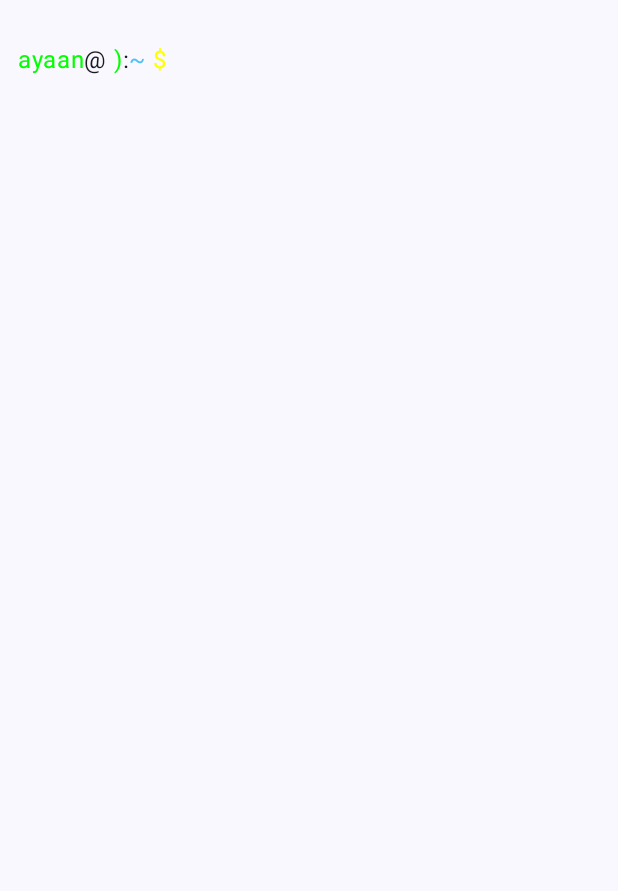
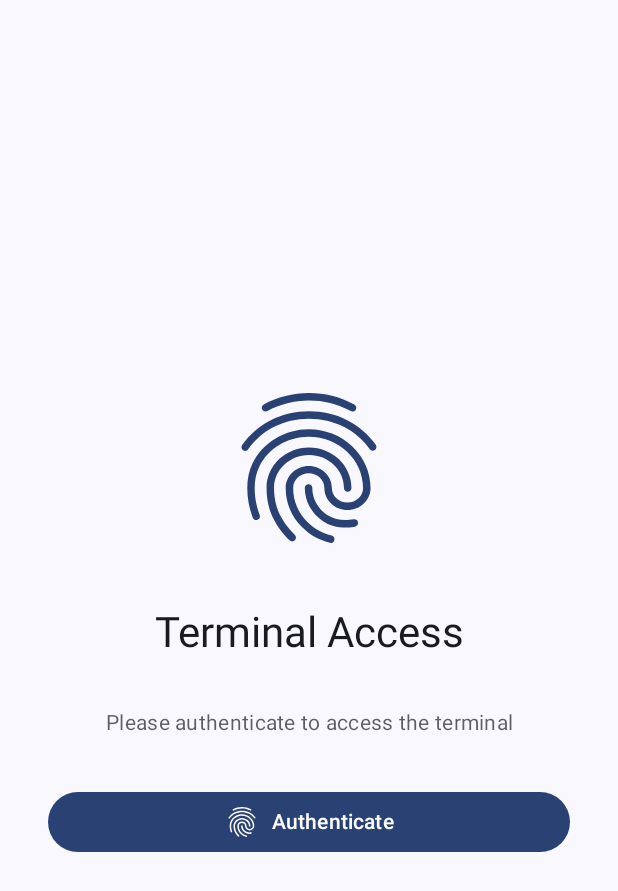
Before and after one commit to ayaxan7/betTermux, an Android app built with Jetpack Compose: the screen it shows after launch (MainActivity), on a phone screen of 412 x 824 dp. Before the commit the part shown is almost empty. Shown: the top 891 px of the screen. Run offline under Robolectric (Android 15) with nearby library versions, the phone set to English and light mode, and no system bars; our stand-ins replace Dagger/Hilt's generated code.

Commit message:
Refactor terminal screen and add fingerprint authentication
This commit introduces the following changes:

- **Terminal Screen Refactoring:**
    - Moved `TerminalScreen.kt`, `TerminalViewModel.kt`, and related component files (`DirectoryEntryLine.kt`, `DisplayImageFromBase64.kt`, `OutputLine.kt`, `PromptLine.kt`, `TerminalPromptLine.kt`) into a new `presentation.terminalscreen` package.
    - Moved `UiFileSystemNode.kt` into `presentation.terminalscreen.components.data`.
    - Updated `TerminalScreen.kt` to accept a `NavController` for navigation.
    - Changed `KeyEvent.KEYCODE_ENTER`, `KeyEvent.KEYCODE_DPAD_UP`, and `KeyEvent.KEYCODE_DPAD_DOWN` usage in `TerminalScreen.kt` to use the `KeyEvent` class from `android.view.KeyEvent`.

- **Fingerprint Authentication:**
    - Added `FingerprintScreen.kt` under `presentation.fingerPrintScreen` to handle biometric authentication.
    - Introduced `AuthenticationState.kt` to manage authentication states (IDLE, AUTHENTICATING, SUCCESS, FAILED, ERROR).
    - Integrated fingerprint authentication flow using `BiometricPrompt`.
    - Added UI elements for authentication status, error messages, and a "Try Again" button.
    - Added `USE_BIOMETRIC` permission to `AndroidManifest.xml`.
    - Added `androidx.biometric` dependency.

- **Navigation:**
    - Created `Route.kt` to define navigation routes (`TerminalScreen`, `FingerprintScreen`).
    - Implemented `AppNavigation.kt` to manage navigation between the `FingerprintScreen` and `TerminalScreen` using `NavHost`.
    - Updated `MainActivity.kt` to use `AppNavigation` and inherit from `FragmentActivity` (required for BiometricPrompt). `FingerprintScreen` is set as the start destination.

- **ViewModel:**
    - Updated package of `TerminalViewModel` to `presentation.terminalscreen`.

- **Build Configuration:**
    - Added `androidx.biometric` dependency to `build.gradle.kts` and `libs.versions.toml`.

```diff
--- a/app/build.gradle.kts
+++ b/app/build.gradle.kts
@@ -83,4 +83,6 @@ dependencies {
     kspAndroidTest(libs.google.hilt.compiler)
     testImplementation(libs.dagger.hilt.android.testing)
     kspTest(libs.google.hilt.compiler)
+
+    implementation(libs.androidx.biometric)
 }
--- a/app/src/main/AndroidManifest.xml
+++ b/app/src/main/AndroidManifest.xml
@@ -2,6 +2,7 @@
 <manifest xmlns:android="http://schemas.android.com/apk/res/android"
     xmlns:tools="http://schemas.android.com/tools">
 <uses-permission android:name="android.permission.INTERNET"/>
+    <uses-permission android:name="android.permission.USE_BIOMETRIC" />
     <application
         android:name=".MongoFSApplication"
         android:allowBackup="true"
--- a/app/src/main/java/com/ayaan/mongofsterminal/mainActivity/MainActivity.kt
+++ b/app/src/main/java/com/ayaan/mongofsterminal/mainActivity/MainActivity.kt
@@ -1,9 +1,10 @@
 package com.ayaan.mongofsterminal.mainActivity
 
+import android.os.Build
 import android.os.Bundle
-import androidx.activity.ComponentActivity
 import androidx.activity.compose.setContent
 import androidx.activity.enableEdgeToEdge
+import androidx.annotation.RequiresApi
 import androidx.compose.foundation.layout.fillMaxSize
 import androidx.compose.foundation.layout.padding
 import androidx.compose.material3.Scaffold
@@ -11,19 +12,21 @@ import androidx.compose.material3.Text
 import androidx.compose.runtime.Composable
 import androidx.compose.ui.Modifier
 import androidx.compose.ui.tooling.preview.Preview
-import com.ayaan.mongofsterminal.presentation.TerminalScreen
+import androidx.fragment.app.FragmentActivity
+import com.ayaan.mongofsterminal.navigation.AppNavigation
 import com.ayaan.mongofsterminal.ui.theme.MongoFSTerminalTheme
 import dagger.hilt.android.AndroidEntryPoint
 
 @AndroidEntryPoint
-class MainActivity : ComponentActivity() {
+class MainActivity : FragmentActivity() {
+    @RequiresApi(Build.VERSION_CODES.P)
     override fun onCreate(savedInstanceState: Bundle?) {
         super.onCreate(savedInstanceState)
         enableEdgeToEdge()
         setContent {
             MongoFSTerminalTheme {
                 Scaffold(modifier = Modifier.fillMaxSize()) { innerPadding ->
-                    TerminalScreen()
+                    AppNavigation(modifier = Modifier.padding(innerPadding))
                 }
             }
         }
--- /dev/null
+++ b/app/src/main/java/com/ayaan/mongofsterminal/navigation/AppNavigation.kt
@@ -0,0 +1,25 @@
+package com.ayaan.mongofsterminal.navigation
+
+import android.os.Build
+import androidx.annotation.RequiresApi
+import androidx.compose.runtime.Composable
+import androidx.compose.ui.Modifier
+import androidx.navigation.compose.NavHost
+import androidx.navigation.compose.composable
+import androidx.navigation.compose.rememberNavController
+import com.ayaan.mongofsterminal.presentation.fingerPrintScreen.FingerprintScreen
+import com.ayaan.mongofsterminal.presentation.terminalscreen.TerminalScreen
+
+@RequiresApi(Build.VERSION_CODES.P)
+@Composable
+fun AppNavigation(modifier: Modifier) {
+    val navController=rememberNavController()
+    NavHost(startDestination = Route.FingerPrintScreen.route,navController = navController){
+        composable(Route.FingerPrintScreen.route) {
+            FingerprintScreen(onAuthenticationSuccess = {navController.navigate(Route.TerminalScreen.route)}, modifier =modifier, navController = navController)
+        }
+        composable(Route.TerminalScreen.route) {
+            TerminalScreen(navController = navController)
+        }
+    }
+}
--- /dev/null
+++ b/app/src/main/java/com/ayaan/mongofsterminal/navigation/Route.kt
@@ -0,0 +1,6 @@
+package com.ayaan.mongofsterminal.navigation
+
+sealed class Route(val route: String) {
+    object TerminalScreen : Route("terminal_screen")
+    object FingerPrintScreen : Route("fingerprint_screen")
+}
--- /dev/null
+++ b/app/src/main/java/com/ayaan/mongofsterminal/presentation/fingerPrintScreen/AuthenticationState.kt
@@ -0,0 +1,6 @@
+package com.ayaan.mongofsterminal.presentation.fingerPrintScreen
+
+
+enum class AuthenticationState {
+    IDLE, AUTHENTICATING, SUCCESS, FAILED, ERROR
+}
--- /dev/null
+++ b/app/src/main/java/com/ayaan/mongofsterminal/presentation/fingerPrintScreen/FingerPrintScreen.kt
@@ -0,0 +1,225 @@
+package com.ayaan.mongofsterminal.presentation.fingerPrintScreen
+import android.content.Context
+import androidx.biometric.BiometricManager
+import android.os.Build
+import android.util.Log
+import android.widget.Toast
+import androidx.activity.ComponentActivity
+import androidx.annotation.RequiresApi
+import androidx.biometric.BiometricPrompt
+import androidx.compose.runtime.Composable
+import androidx.compose.runtime.getValue
+import androidx.compose.runtime.mutableStateOf
+import androidx.compose.runtime.remember
+import androidx.compose.runtime.setValue
+import androidx.compose.ui.Modifier
+import androidx.compose.ui.platform.LocalContext
+import androidx.core.content.ContextCompat
+import androidx.compose.foundation.layout.*
+import androidx.compose.material.icons.Icons
+import androidx.compose.material.icons.filled.CheckCircle
+import androidx.compose.material.icons.filled.Error
+import androidx.compose.material.icons.filled.Fingerprint
+import androidx.compose.material3.Button
+import androidx.compose.material3.CircularProgressIndicator
+import androidx.compose.material3.Icon
+import androidx.compose.material3.MaterialTheme
+import androidx.compose.material3.Text
+import androidx.compose.runtime.LaunchedEffect
+import androidx.compose.ui.Alignment
+import androidx.compose.ui.text.style.TextAlign
+import androidx.compose.ui.unit.dp
+import androidx.fragment.app.FragmentActivity
+import androidx.navigation.NavController
+
+
+@RequiresApi(Build.VERSION_CODES.P)
+@Composable
+fun FingerprintScreen(
+    onAuthenticationSuccess: () -> Unit,
+    modifier: Modifier = Modifier,
+    navController: NavController
+) {
+    val context = LocalContext.current
+
+    // Create a delegated property that logs whenever the state changes
+    var authenticationState by remember {
+        mutableStateOf(AuthenticationState.IDLE).also {
+            Log.d("FingerPrintScreen", "Initial authentication state: ${AuthenticationState.IDLE}")
+        }
+    }
+
+    // Custom delegate to track state changes
+    var previousState = AuthenticationState.IDLE
+    authenticationState = authenticationState.also {
+        if (it != previousState) {
+            Log.d("FingerPrintScreen", "Authentication state changed: $previousState -> $it")
+            previousState = it
+        }
+    }
+
+    var errorMessage by remember { mutableStateOf("") }
+
+    val biometricManager = BiometricManager.from(context)
+    val biometricPrompt = instanceOfBiometricPrompt(context, onAuthenticationSuccess)
+
+    val promptInfo = BiometricPrompt.PromptInfo.Builder()
+        .setTitle("Biometric Authentication")
+        .setSubtitle("Use your fingerprint to access the terminal")
+        .setNegativeButtonText("Cancel")
+        .build()
+
+    LaunchedEffect(Unit) {
+        when (biometricManager.canAuthenticate(BiometricManager.Authenticators.BIOMETRIC_WEAK)) {
+            BiometricManager.BIOMETRIC_SUCCESS -> {
+                // Biometric authentication is available
+                Toast.makeText(context, "Biometric authentication is available", Toast.LENGTH_SHORT).show()
+            }
+            BiometricManager.BIOMETRIC_ERROR_NO_HARDWARE -> {
+                authenticationState = AuthenticationState.ERROR
+                errorMessage = "No biometric hardware available"
+            }
+            BiometricManager.BIOMETRIC_ERROR_HW_UNAVAILABLE -> {
+                authenticationState = AuthenticationState.ERROR
+                errorMessage = "Biometric hardware is currently unavailable"
+            }
+            BiometricManager.BIOMETRIC_ERROR_NONE_ENROLLED -> {
+                authenticationState = AuthenticationState.ERROR
+                errorMessage = "No biometric credentials enrolled"
+            }
+        }
+    }
+
+    Column(
+        modifier = modifier
+            .fillMaxSize()
+            .padding(32.dp),
+        horizontalAlignment = Alignment.CenterHorizontally,
+        verticalArrangement = Arrangement.Center
+    ) {
+        Icon(
+            imageVector = Icons.Default.Fingerprint,
+            contentDescription = "Fingerprint",
+            modifier = Modifier.size(120.dp),
+            tint = MaterialTheme.colorScheme.primary
+        )
+
+        Spacer(modifier = Modifier.height(32.dp))
+
+        Text(
+            text = "Terminal Access",
+            style = MaterialTheme.typography.headlineMedium,
+            color = MaterialTheme.colorScheme.onBackground
+        )
+        Spacer(modifier = Modifier.height(16.dp))
+
+        Spacer(modifier = Modifier.height(16.dp))
+
+        Text(
+            text = "Please authenticate to access the terminal",
+            style = MaterialTheme.typography.bodyMedium,
+            color = MaterialTheme.colorScheme.onBackground.copy(alpha = 0.7f),
+            textAlign = TextAlign.Center
+        )
+
+        Spacer(modifier = Modifier.height(32.dp))
+
+        when (authenticationState) {
+            AuthenticationState.IDLE -> {
+                Button(
+                    onClick = {
+                        authenticationState = AuthenticationState.AUTHENTICATING
+                        biometricPrompt.authenticate(promptInfo)
+                    },
+                    modifier = Modifier.fillMaxWidth()
+                ) {
+                    Icon(
+                        imageVector = Icons.Default.Fingerprint,
+                        contentDescription = null,
+                        modifier = Modifier.size(24.dp)
+                    )
+                    Spacer(modifier = Modifier.width(8.dp))
+                    Text("Authenticate")
+                }
+            }
+
+            AuthenticationState.AUTHENTICATING -> {
+                CircularProgressIndicator(
+                    modifier = Modifier.size(48.dp)
+                )
+                Spacer(modifier = Modifier.height(16.dp))
+                Text(
+                    text = "Authenticating...",
+                    style = MaterialTheme.typography.bodyMedium,
+                    color = MaterialTheme.colorScheme.onBackground.copy(alpha = 0.7f)
+                )
+            }
+
+            AuthenticationState.SUCCESS -> {
+                Icon(
+                    imageVector = Icons.Default.CheckCircle,
+                    contentDescription = "Success",
+                    modifier = Modifier.size(48.dp),
+                    tint = MaterialTheme.colorScheme.primary
+                )
+                Spacer(modifier = Modifier.height(16.dp))
+                Text(
+                    text = "Authentication successful!",
+                    style = MaterialTheme.typography.bodyMedium,
+                    color = MaterialTheme.colorScheme.primary
+                )
+            }
+
+            AuthenticationState.ERROR, AuthenticationState.FAILED -> {
+                Icon(
+                    imageVector = Icons.Default.Error,
+                    contentDescription = "Error",
+                    modifier = Modifier.size(48.dp),
+                    tint = MaterialTheme.colorScheme.error
+                )
+                Spacer(modifier = Modifier.height(16.dp))
+                Text(
+                    text = errorMessage,
+                    style = MaterialTheme.typography.bodyMedium,
+                    color = MaterialTheme.colorScheme.error,
+                    textAlign = TextAlign.Center
+                )
+                Spacer(modifier = Modifier.height(16.dp))
+                Button(
+                    onClick = {
+                        authenticationState = AuthenticationState.IDLE
+                        errorMessage = ""
+                    },
+                    modifier = Modifier.fillMaxWidth()
+                ) {
+                    Text("Try Again")
+                }
+            }
+        }
+    }
+}
+private fun instanceOfBiometricPrompt(context: Context, onAuthenticationSuccess: () -> Unit): BiometricPrompt {
+    val executor = ContextCompat.getMainExecutor(context)
+    val activity: FragmentActivity = context as FragmentActivity
+    val callback = object : BiometricPrompt.AuthenticationCallback() {
+        override fun onAuthenticationError(errorCode: Int, errString: CharSequence) {
+            super.onAuthenticationError(errorCode, errString)
+            showMessage(context, "$errorCode :: $errString")
+        }
+        override fun onAuthenticationFailed() {
+            super.onAuthenticationFailed()
+            showMessage(context, "Authentication failed for an unknown reason")
+        }
+        override fun onAuthenticationSucceeded(result: BiometricPrompt.AuthenticationResult) {
+            super.onAuthenticationSucceeded(result)
+            showMessage(context, "Authentication was successful")
+            onAuthenticationSuccess()
+        }
+    }
+
+    return BiometricPrompt(activity, executor, callback)
+}
+private fun showMessage(context: Context, message: String) {
+    // You can implement this with Toast, Snackbar, or update your UI state
+    Toast.makeText(context, message, Toast.LENGTH_SHORT).show()
+}
--- a/app/src/main/java/com/ayaan/mongofsterminal/presentation/components/DirectoryEntryLine.kt
+++ b/app/src/main/java/com/ayaan/mongofsterminal/presentation/terminalscreen/components/DirectoryEntryLine.kt
@@ -1,4 +1,4 @@
-package com.ayaan.mongofsterminal.presentation.components
+package com.ayaan.mongofsterminal.presentation.terminalscreen.components
 
 import androidx.compose.foundation.layout.Arrangement
 import androidx.compose.foundation.layout.Column
@@ -18,7 +18,7 @@ import androidx.compose.ui.graphics.Color
 import androidx.compose.ui.text.style.TextOverflow
 import androidx.compose.ui.unit.dp
 import androidx.compose.ui.unit.sp
-import com.ayaan.mongofsterminal.presentation.UiFileSystemNode
+import com.ayaan.mongofsterminal.presentation.terminalscreen.components.data.UiFileSystemNode
 
 @Composable
 fun DirectoryEntryIcon(node: UiFileSystemNode, modifier: Modifier = Modifier) {
--- a/app/src/main/java/com/ayaan/mongofsterminal/presentation/components/DisplayImageFromBase64.kt
+++ b/app/src/main/java/com/ayaan/mongofsterminal/presentation/terminalscreen/components/DisplayImageFromBase64.kt
@@ -1,4 +1,4 @@
-package com.ayaan.mongofsterminal.presentation.components
+package com.ayaan.mongofsterminal.presentation.terminalscreen.components
 
 import android.graphics.BitmapFactory
 import android.util.Base64
--- a/app/src/main/java/com/ayaan/mongofsterminal/presentation/components/OutputLine.kt
+++ b/app/src/main/java/com/ayaan/mongofsterminal/presentation/terminalscreen/components/OutputLine.kt
@@ -1,9 +1,9 @@
-package com.ayaan.mongofsterminal.presentation.components
+package com.ayaan.mongofsterminal.presentation.terminalscreen.components
 
 import androidx.compose.material3.Text
 import androidx.compose.runtime.Composable
 import androidx.compose.ui.graphics.Color
-import com.ayaan.mongofsterminal.presentation.TerminalOutputType
+import com.ayaan.mongofsterminal.presentation.terminalscreen.TerminalOutputType
 
 @Composable
 fun TerminalOutputLine(text: String, type: TerminalOutputType) {
--- a/app/src/main/java/com/ayaan/mongofsterminal/presentation/components/PromptLine.kt
+++ b/app/src/main/java/com/ayaan/mongofsterminal/presentation/terminalscreen/components/PromptLine.kt
@@ -1,4 +1,4 @@
-package com.ayaan.mongofsterminal.presentation.components
+package com.ayaan.mongofsterminal.presentation.terminalscreen.components
 //
 //import androidx.compose.foundation.layout.Row
 //import androidx.compose.material3.Text
--- a/app/src/main/java/com/ayaan/mongofsterminal/presentation/components/TerminalPromptLine.kt
+++ b/app/src/main/java/com/ayaan/mongofsterminal/presentation/terminalscreen/components/TerminalPromptLine.kt
@@ -1,4 +1,4 @@
-package com.ayaan.mongofsterminal.presentation.components
+package com.ayaan.mongofsterminal.presentation.terminalscreen.components
 
 import androidx.compose.foundation.layout.Row
 import androidx.compose.material3.Text
--- a/app/src/main/java/com/ayaan/mongofsterminal/presentation/UiFileSystemNode.kt
+++ b/app/src/main/java/com/ayaan/mongofsterminal/presentation/terminalscreen/components/data/UiFileSystemNode.kt
@@ -1,4 +1,4 @@
-package com.ayaan.mongofsterminal.presentation
+package com.ayaan.mongofsterminal.presentation.terminalscreen.components.data
 
 import com.google.gson.annotations.SerializedName
 
--- a/gradle/libs.versions.toml
+++ b/gradle/libs.versions.toml
@@ -1,5 +1,6 @@
 [versions]
 agp = "8.11.0"
+biometric = "1.4.0-alpha04"
 kotlin = "2.1.20"
 composeBom = "2025.06.01"
 hiltAndroid = "2.56.2"
@@ -18,6 +19,7 @@ okhttp = "4.12.0"
 retrofit = "2.11.0"
 
 [libraries]
+androidx-biometric = { module = "androidx.biometric:biometric", version.ref = "biometric" }
 androidx-core-ktx = { group = "androidx.core", name = "core-ktx", version.ref = "coreKtx" }
 androidx-lifecycle-runtime-ktx = { group = "androidx.lifecycle", name = "lifecycle-runtime-ktx", version.ref = "lifecycleRuntimeKtx" }
 androidx-activity-compose = { group = "androidx.activity", name = "activity-compose", version.ref = "activityCompose" }
```
Also changed, not shown: app/src/main/java/com/ayaan/mongofsterminal/presentation/terminalscreen/TerminalScreen.kt (renamed from app/src/main/java/com/ayaan/mongofsterminal/presentation/TerminalScreen.kt, +11 -13 lines), app/src/main/java/com/ayaan/mongofsterminal/presentation/terminalscreen/TerminalViewModel.kt (renamed from app/src/main/java/com/ayaan/mongofsterminal/presentation/TerminalViewModel.kt, +3 -6 lines).
